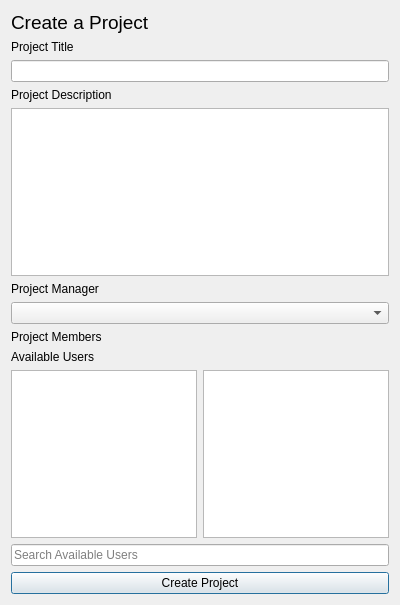
Qt form views/forms/newprojectform.ui (BelchieBen/BenjaminBelcherAssessment) before a commit.
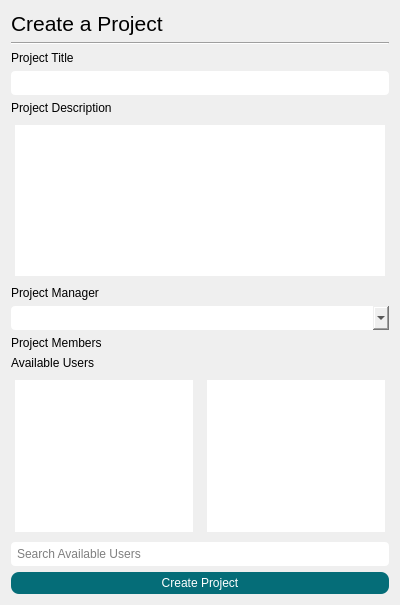
The same form after that commit.

Diff of the .ui file:
```diff
--- a/views/forms/newprojectform.ui
+++ b/views/forms/newprojectform.ui
@@ -26,7 +26,7 @@
       <widget class="QLabel" name="HeadingLbl">
        <property name="font">
         <font>
-         <pointsize>14</pointsize>
+         <pointsize>16</pointsize>
         </font>
        </property>
        <property name="text">
@@ -34,6 +34,13 @@
        </property>
       </widget>
      </item>
+     <item>
+      <widget class="Line" name="line">
+       <property name="orientation">
+        <enum>Qt::Horizontal</enum>
+       </property>
+      </widget>
+     </item>
      <item>
       <widget class="QLabel" name="ProjTitleLbl">
        <property name="text">
@@ -42,7 +49,12 @@
       </widget>
      </item>
      <item>
-      <widget class="QLineEdit" name="ProjTitle"/>
+      <widget class="QLineEdit" name="ProjTitle">
+       <property name="styleSheet">
+        <string notr="true">border-radius:4px;
+padding:4px;</string>
+       </property>
+      </widget>
      </item>
      <item>
       <widget class="QLabel" name="DescLbl">
@@ -52,7 +64,12 @@
       </widget>
      </item>
      <item>
-      <widget class="QPlainTextEdit" name="ProjDesc"/>
+      <widget class="QPlainTextEdit" name="ProjDesc">
+       <property name="styleSheet">
+        <string notr="true">border-radius:4px;
+padding:4px;</string>
+       </property>
+      </widget>
      </item>
      <item>
       <widget class="QLabel" name="ManagerLbl">
@@ -62,7 +79,12 @@
       </widget>
      </item>
      <item>
-      <widget class="QComboBox" name="ProjectManagerBox"/>
+      <widget class="QComboBox" name="ProjectManagerBox">
+       <property name="styleSheet">
+        <string notr="true">border-radius:4px;
+padding:4px;</string>
+       </property>
+      </widget>
      </item>
      <item>
       <widget class="QLabel" name="MembersLbl">
@@ -81,15 +103,29 @@
      <item>
       <layout class="QHBoxLayout" name="horizontalLayout">
        <item>
-        <widget class="QListWidget" name="AssignedUsersList"/>
+        <widget class="QListWidget" name="AssignedUsersList">
+         <property name="styleSheet">
+          <string notr="true">border-radius:4px;
+padding:4px;</string>
+         </property>
+        </widget>
        </item>
        <item>
-        <widget class="QListWidget" name="AvailableUsersList"/>
+        <widget class="QListWidget" name="AvailableUsersList">
+         <property name="styleSheet">
+          <string notr="true">border-radius:4px;
+padding:4px;</string>
+         </property>
+        </widget>
        </item>
       </layout>
      </item>
      <item>
       <widget class="QLineEdit" name="SrcUsers">
+       <property name="styleSheet">
+        <string notr="true">border-radius:4px;
+padding:4px;</string>
+       </property>
        <property name="placeholderText">
         <string>Search Available Users</string>
        </property>
@@ -97,6 +133,15 @@
      </item>
      <item>
       <widget class="QPushButton" name="CreateProjectBtn">
+       <property name="styleSheet">
+        <string notr="true">background-color: rgb(5, 109, 120);
+color: rgb(255, 255, 255);
+border-radius:8px;
+padding-top:4px;
+padding-bottom:4px;
+padding-left:25px;
+padding-right:25px;</string>
+       </property>
        <property name="text">
         <string>Create Project</string>
        </property>
```
